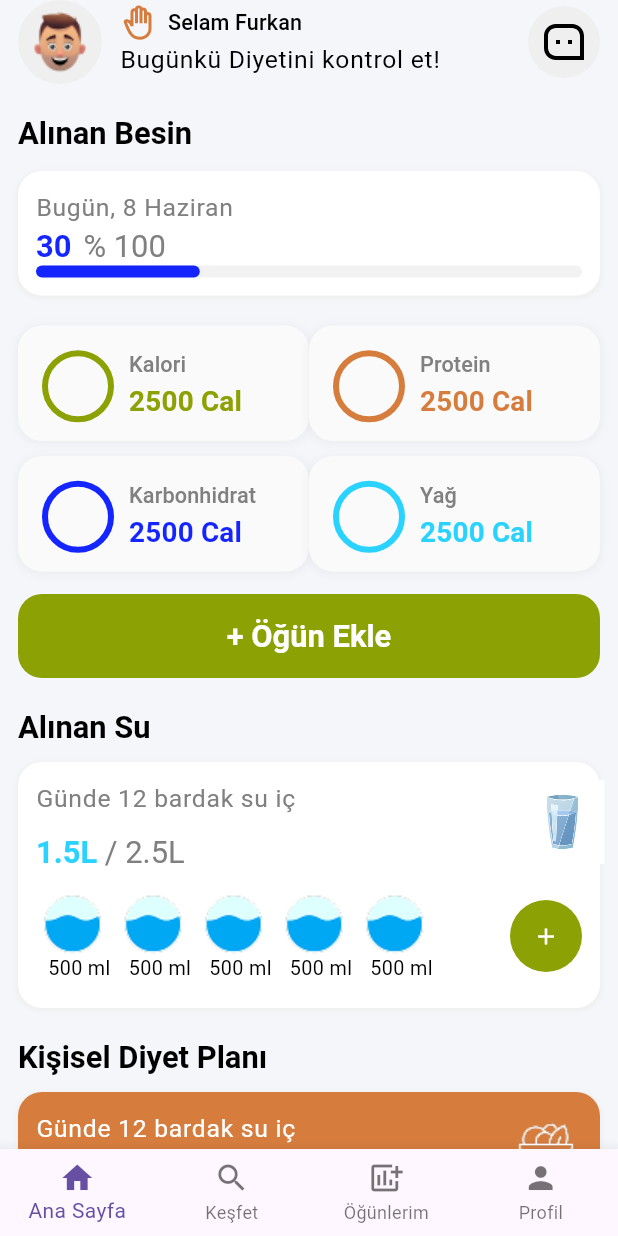
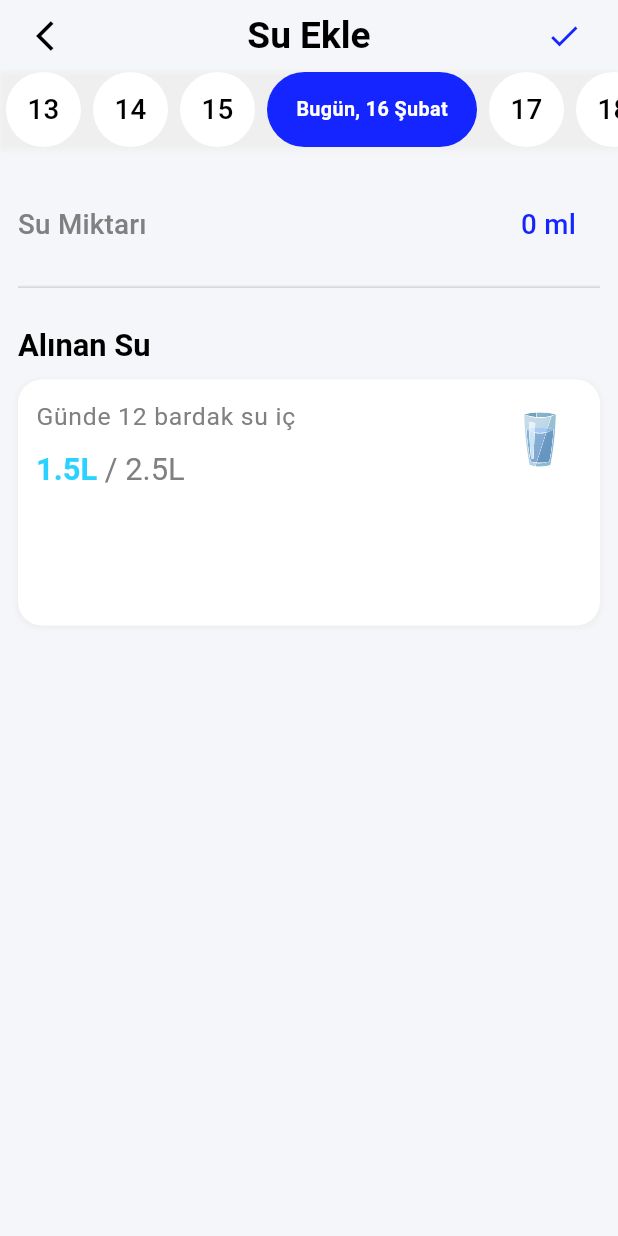
Before and after one commit to codriot/zenofit-mobile, a Flutter app: the HomeView screen opened by its route, after a tap on the "add" icon, on a phone screen of 412 x 824 dp. Run offline on Flutter 3.47's test engine with Material 3 defaults, Android fonts, the phone set to English and light mode, and no system bars; our stand-ins replace dio, firebase_auth, firebase_core, flutter_dotenv, flutter_svg, get and 3 more; missing offline and left inert: kartal; accounts and stored records are empty.

Commit message:
su ekle ekranı bitti bi sonraki yapılıcaklar: navbar ve keşfet kısımları.

```diff
--- /dev/null
+++ b/lib/bindings/views/water/add_water_binding.dart
@@ -0,0 +1,9 @@
+import 'package:get/get.dart';
+import 'package:diet_app_mobile/controller/basic/water/add_water_controller.dart';
+
+class AddWaterBinding implements Bindings {
+  @override
+  void dependencies() {
+    Get.lazyPut<AddWaterController>(() => AddWaterController());
+  }
+}
--- /dev/null
+++ b/lib/controller/basic/water/add_water_controller.dart
@@ -0,0 +1,144 @@
+import 'package:get/get.dart';
+import 'package:flutter/material.dart';
+
+class AddWaterController extends GetxController {
+  // Seçili gün için RxInt (0'dan başlayarak)
+  final RxInt selectedDayIndex = 3.obs;
+
+  // Günlerin listesi
+  final RxList<DateTime> days = <DateTime>[].obs;
+
+  // Su miktarı değerleri
+  final RxDouble currentWaterAmount = 1.5.obs;
+  final RxDouble targetWaterAmount = 2.5.obs;
+  final RxDouble waterProgress = 0.6.obs;
+
+  // Eklenen su miktarları listesi
+  final RxList<int> addedWaterAmounts = <int>[].obs;
+
+  // Manuel su girişi için controller
+  final TextEditingController manualWaterController = TextEditingController();
+
+  // Seçilebilir su miktarları
+  final List<int> waterAmounts = [100, 200, 250, 300, 350 , 400];
+
+  // Seçili miktar
+  final RxInt selectedAmount = 0.obs;
+
+  @override
+  void onInit() {
+    super.onInit();
+    _initializeDays();
+  }
+
+  @override
+  void onClose() {
+    manualWaterController.dispose();
+    super.onClose();
+  }
+
+  void _initializeDays() {
+    // Bugünün tarihinden başlayarak 7 günlük liste oluştur
+    final now = DateTime.now();
+    days.value = List.generate(
+      7,
+      (index) => now.add(Duration(days: index - 3)), // 3 gün önceden başla
+    );
+  }
+
+  // Gün seçme fonksiyonu
+  void selectDay(int index) {
+    selectedDayIndex.value = index;
+    // TODO: Seçili güne ait su verilerini yükle
+  }
+
+  // Su miktarı seçme fonksiyonu
+  void selectWaterAmount(int amount) {
+    selectedAmount.value = amount;
+    // Seçilen miktarı mevcut su miktarına ekle
+    addWater(amount);
+  }
+
+  // Manuel su ekleme fonksiyonu
+  void addManualWater() {
+    final amount = int.tryParse(manualWaterController.text);
+    if (amount != null && amount > 0) {
+      addWater(amount);
+      manualWaterController.clear();
+    } else {
+      Get.snackbar(
+        'Hata',
+        'Lütfen geçerli bir miktar giriniz',
+        snackPosition: SnackPosition.BOTTOM,
+        backgroundColor: Colors.red,
+        colorText: Colors.white,
+      );
+    }
+  }
+
+  // Su ekleme işlemi
+  void addWater(int amount) {
+    // Eklenen miktarı listeye ekle
+    addedWaterAmounts.add(amount);
+
+    // Toplam su miktarını hesapla
+    double totalAmount = 0;
+    for (var waterAmount in addedWaterAmounts) {
+      totalAmount += waterAmount / 1000; // ml'yi L'ye çevir
+    }
+
+    // Toplam miktarı güncelle
+    currentWaterAmount.value = totalAmount;
+
+    // Progress'i güncelle
+    waterProgress.value = currentWaterAmount.value / targetWaterAmount.value;
+    if (waterProgress.value > 1) waterProgress.value = 1;
+  }
+
+  // Tarih formatını döndüren fonksiyon
+  String getFormattedDate(DateTime date) {
+    final now = DateTime.now();
+    if (date.day == now.day && date.month == now.month && date.year == now.year) {
+      return 'Bugün, ${date.day} ${_getMonthName(date.month)}';
+    }
+    return '${date.day} ${_getMonthName(date.month)}';
+  }
+
+  // Ay ismini döndüren fonksiyon
+  String _getMonthName(int month) {
+    const months = [
+      'Ocak',
+      'Şubat',
+      'Mart',
+      'Nisan',
+      'Mayıs',
+      'Haziran',
+      'Temmuz',
+      'Ağustos',
+      'Eylül',
+      'Ekim',
+      'Kasım',
+      'Aralık'
+    ];
+    return months[month - 1];
+  }
+
+  void onSavePressed() {
+    if (manualWaterController.text.isNotEmpty) {
+      final amount = int.tryParse(manualWaterController.text);
+      if (amount != null && amount > 0) {
+        addWater(amount);
+        manualWaterController.clear();
+      } else {
+        Get.snackbar(
+          'Hata',
+          'Lütfen geçerli bir miktar giriniz',
+          snackPosition: SnackPosition.BOTTOM,
+          backgroundColor: Colors.red,
+          colorText: Colors.white,
+        );
+        return;
+      }
+    }
+  }
+}
--- a/lib/product/navigator/navigate_route_items.dart
+++ b/lib/product/navigator/navigate_route_items.dart
@@ -8,6 +8,7 @@ import 'package:diet_app_mobile/bindings/views/basic/onboarding/onboarding_six_b
 import 'package:diet_app_mobile/bindings/views/meal/meal_add_fast_item_binding.dart';
 import 'package:diet_app_mobile/bindings/views/meal/meal_add_filter_search_binding.dart';
 import 'package:diet_app_mobile/bindings/views/meal/meal_add_filter_search_detail_binding.dart';
+import 'package:diet_app_mobile/bindings/views/water/add_water_binding.dart';
 import 'package:diet_app_mobile/controller/basic/meal/meal_add_detail_binding.dart';
 import 'package:diet_app_mobile/views/basic/onboarding/onboarding_five_view.dart';
 import 'package:diet_app_mobile/views/basic/onboarding/onboarding_four_view.dart';
@@ -18,6 +19,7 @@ import 'package:diet_app_mobile/views/basic/onboarding/onboarding_one_view.dart'
 import 'package:diet_app_mobile/views/basic/onboarding/onboarding_two_view.dart';
 import 'package:diet_app_mobile/views/basic/register/register_view.dart';
 import 'package:diet_app_mobile/views/basic/splash/splash_view.dart';
+import 'package:diet_app_mobile/views/home/add_water_view.dart';
 import 'package:diet_app_mobile/views/home/home_view.dart';
 import 'package:diet_app_mobile/views/home/meal_add_detail_view.dart';
 import 'package:diet_app_mobile/views/home/meal_add_fast_item_view.dart';
@@ -136,6 +138,13 @@ class NavigatorRoutes {
         transition: Transition.zoom,
         transitionDuration: const Duration(milliseconds: 500),
         curve: Curves.easeInOut),
+    GetPage(
+        name: NavigateRoutesItems.addWater.withSlash,
+        page: () => const AddWaterView(),
+        binding: AddWaterBinding(),
+        transition: Transition.zoom,
+        transitionDuration: const Duration(milliseconds: 500),
+        curve: Curves.easeInOut),
 
     // GetPage(name: NavigateRoutesItems.unknown.withSlash, page: () => const UnknownScreen(),transition: Transition.cupertino,transitionDuration: const Duration(milliseconds: 500),curve: Curves.easeInOut),
     // StorageServices().loadData(StorageItems.isUserRegistered) == true ?  MainScreen() :
@@ -161,6 +170,7 @@ enum NavigateRoutesItems {
   addMealFilterSearch,
   addMealFastItem,
   addMealFilterSearchDetail,
+  addWater,
 }
 
 extension NavigateRoutesItemsExtension on NavigateRoutesItems {
--- a/lib/product/utils/page_utils/home_view_mixin.dart
+++ b/lib/product/utils/page_utils/home_view_mixin.dart
@@ -330,7 +330,10 @@ mixin HomeViewMixin {
                     ),
                     CustomElevatedButton(
                       padding: EdgeInsets.zero,
-                      onPressed: () {},
+                      onPressed: () {
+                        NavigatorController.instance.pushToPage(
+                            NavigateRoutesItems.addWater);
+                      },
                       width: 48,
                       height: 48,
                       elevation: 0,
--- /dev/null
+++ b/lib/views/home/add_water_view.dart
@@ -0,0 +1,316 @@
+import 'package:diet_app_mobile/controller/basic/water/add_water_controller.dart';
+import 'package:diet_app_mobile/product/navigator/navigator_controller.dart';
+import 'package:diet_app_mobile/product/services/icon_and_image_services.dart';
+import 'package:diet_app_mobile/product/utils/app_utils/app_general.dart';
+import 'package:diet_app_mobile/product/utils/app_utils/app_spaces..dart';
+import 'package:diet_app_mobile/product/utils/app_utils/const_utils/app_colors.dart';
+import 'package:diet_app_mobile/product/utils/app_utils/const_utils/app_duration.dart';
+import 'package:diet_app_mobile/product/utils/app_utils/const_utils/app_padding.dart';
+import 'package:diet_app_mobile/product/utils/app_utils/const_utils/app_radius.dart';
+import 'package:flutter/material.dart';
+import 'package:flutter_svg/svg.dart';
+import 'package:get/get.dart';
+
+class AddWaterView extends GetView<AddWaterController> {
+  const AddWaterView({super.key});
+
+  @override
+  Widget build(BuildContext context) {
+    return Scaffold(
+      backgroundColor: AppColor.whiteSolid.getColor(),
+      body: SafeArea(
+        child: Column(
+          children: [
+            _buildHeader(context),
+            _buildDateSelector(context),
+            Expanded(
+              child: SingleChildScrollView(
+                padding: AppPadding.instance.allNormal,
+                child: Column(
+                  crossAxisAlignment: CrossAxisAlignment.start,
+                  children: [
+                    _buildWaterAmountInput(context),
+                    AppSpaces.instance.vertical25,
+                    buildWaterIntakeSection(context),
+                  ],
+                ),
+              ),
+            ),
+          ],
+        ),
+      ),
+    );
+  }
+
+  Widget _buildHeader(BuildContext context) {
+    return Padding(
+      padding: AppPadding.instance.horizontalNormal,
+      child: Row(
+        mainAxisAlignment: MainAxisAlignment.spaceBetween,
+        children: [
+          IconButton(
+            icon: const Icon(Icons.arrow_back_ios, color: Colors.black),
+            onPressed: () => NavigatorController.instance.pop(),
+          ),
+          Expanded(
+            child: Center(
+              child: Text(
+                'Su Ekle',
+                style: context.appGeneral.textTheme.headlineMedium?.copyWith(
+                  fontWeight: FontWeight.bold,
+                ),
+              ),
+            ),
+          ),
+          IconButton(
+            icon: Icon(
+              Icons.check,
+              color: AppColor.vividBlue.getColor(),
+            ),
+            onPressed: controller.onSavePressed,
+          ),
+        ],
+      ),
+    );
+  }
+
+  Widget _buildDateSelector(BuildContext context) {
+    return Container(
+      height: 50,
+      decoration: BoxDecoration(
+        color: AppColor.transparent.getColor(),
+        boxShadow: [
+          BoxShadow(
+            color: AppColor.crystalBell.getColor(),
+            spreadRadius: 1,
+            blurRadius: 2,
+            offset: const Offset(0, 1),
+          ),
+        ],
+      ),
+      child: ListView.builder(
+        scrollDirection: Axis.horizontal,
+        itemCount: controller.days.length,
+        itemBuilder: (context, index) {
+          final date = controller.days[index];
+          return Padding(
+            padding: const EdgeInsets.symmetric(horizontal: 4),
+            child: Obx(() {
+              final isSelected = controller.selectedDayIndex.value == index;
+              return InkWell(
+                onTap: () => controller.selectDay(index),
+                child: AnimatedContainer(
+                  duration: AppDuration.instance.durationFast,
+                  curve: Curves.easeInOut,
+                  width: isSelected ? 140 : 50,
+                  decoration: BoxDecoration(
+                    color: isSelected
+                        ? AppColor.vividBlue.getColor()
+                        : AppColor.white.getColor(),
+                    borderRadius: AppRadius.instance.largeBorderRadius,
+                    boxShadow: [
+                      BoxShadow(
+                        color: AppColor.crystalBell.getColor(),
+                        spreadRadius: 1,
+                        blurRadius: 2,
+                        offset: const Offset(0, 1),
+                      ),
+                    ],
+                  ),
+                  child: Center(
+                    child: isSelected
+                        ? Padding(
+                            padding: AppPadding.instance.horizontalNormal,
+                            child: Text(
+                              controller.getFormattedDate(date),
+                              overflow: TextOverflow.ellipsis,
+                              style: context.appGeneral.textTheme.bodyMedium
+                                  ?.copyWith(
+                                fontWeight: FontWeight.bold,
+                                color: AppColor.white.getColor(),
+                                overflow: TextOverflow.ellipsis,
+                              ),
+                            ),
+                          )
+                        : Text(
+                            date.day.toString(),
+                            style: context.appGeneral.textTheme.titleMedium
+                                ?.copyWith(
+                              color: AppColor.black.getColor(),
+                              fontWeight: FontWeight.w500,
+                            ),
+                          ),
+                  ),
+                ),
+              );
+            }),
+          );
+        },
+      ),
+    );
+  }
+
+  Widget buildWaterIntakeSection(BuildContext context) {
+    return Column(
+      crossAxisAlignment: CrossAxisAlignment.start,
+      children: [
+        Text('Alınan Su',
+            style: context.appGeneral.textTheme.titleLarge
+                ?.copyWith(fontWeight: FontWeight.bold)),
+        AppSpaces.instance.vertical10,
+        Container(
+          padding: AppPadding.instance.allNormal,
+          decoration: BoxDecoration(
+            color: AppColor.white.getColor(),
+            borderRadius: AppRadius.instance.halfBorderRadius,
+            boxShadow: [
+              BoxShadow(
+                color: AppColor.crystalBell.getColor(),
+                spreadRadius: 1,
+                blurRadius: 2,
+                offset: const Offset(0, 1),
+              ),
+            ],
+          ),
+          child: Row(
+            mainAxisAlignment: MainAxisAlignment.spaceBetween,
+            crossAxisAlignment: CrossAxisAlignment.start,
+            children: [
+              Column(
+                crossAxisAlignment: CrossAxisAlignment.start,
+                children: [
+                  Text(
+                    'Günde 12 bardak su iç',
+                    style: context.appGeneral.textTheme.bodyLarge
+                        ?.copyWith(color: AppColor.grey.getColor()),
+                  ),
+                  AppSpaces.instance.vertical10,
+                  Obx(() => Row(
+                    children: [
+                      Text(
+                        '${controller.currentWaterAmount.value}L',
+                        style:
+                            context.appGeneral.textTheme.titleLarge?.copyWith(
+                          fontWeight: FontWeight.bold,
+                          color: AppColor.vaporwaweBlue.getColor(),
+                        ),
+                      ),
+                      Text(
+                        ' / ${controller.targetWaterAmount.value}L',
+                        style: context.appGeneral.textTheme.titleLarge
+                            ?.copyWith(color: AppColor.grey.getColor()),
+                      ),
+                    ],
+                  )),
+                  AppSpaces.instance.vertical15,
+                  SizedBox(
+                    height: 64,
+                    width: Get.width - 120,
+                    child: Obx(() {
+                      if (controller.addedWaterAmounts.isEmpty) {
+                        return const SizedBox(); // Boş liste durumunda boş widget döndür
+                      }
+                      return ListView.builder(
+                        scrollDirection: Axis.horizontal,
+                        itemCount: controller.addedWaterAmounts.length,
+                        itemBuilder: (context, index) {
+                          return Padding(
+                            padding: const EdgeInsets.only(right: 4),
+                            child: Column(
+                              children: [
+                                Image.asset(
+                                  AppIconUtility.getIconPath(
+                                    "water-circle",
+                                    format: IconFormat.png,
+                                  ),
+                                  height: 40,
+                                ),
+                                Padding(
+                                  padding: AppPadding.instance.leftSmall,
+                                  child: Text(
+                                    '${controller.addedWaterAmounts[index]} ml',
+                                    style: context.appGeneral.textTheme.bodyMedium
+                                        ?.copyWith(
+                                            color: AppColor.black.getColor()),
+                                  ),
+                                ),
+                              ],
+                            ),
+                          );
+                        },
+                      );
+                    }),
+                  )
+                ],
+              ),
+              Padding(
+                padding: AppPadding.instance.bottomNormal,
+                child: SvgPicture.asset(
+                  AppIconUtility.getIconPath(
+                    "water-glass",
+                    format: IconFormat.svg,
+                  ),
+                  height: 56,
+                ),
+              )
+            ],
+          ),
+        ),
+      ],
+    );
+  }
+
+  Widget _buildWaterAmountInput(BuildContext context) {
+    return Column(
+      crossAxisAlignment: CrossAxisAlignment.start,
+      children: [
+        Container(
+          width: double.infinity,
+          padding: const EdgeInsets.symmetric(vertical: 16),
+          decoration: BoxDecoration(
+            border: Border(
+              bottom: BorderSide(
+                color: AppColor.crystalBell.getColor(),
+                width: 1,
+              ),
+            ),
+          ),
+          child: Row(
+            mainAxisAlignment: MainAxisAlignment.spaceBetween,
+            children: [
+              Text(
+                'Su Miktarı',
+                style: context.appGeneral.textTheme.titleMedium?.copyWith(
+                  color: AppColor.grey.getColor(),
+                ),
+              ),
+              Expanded(
+                child: TextField(
+                  controller: controller.manualWaterController,
+                  keyboardType: TextInputType.number,
+                  textAlign: TextAlign.end,
+                  style: context.appGeneral.textTheme.titleMedium?.copyWith(
+                    color: AppColor.vividBlue.getColor(),
+                    fontWeight: FontWeight.bold,
+                  ),
+                  decoration: InputDecoration(
+                    hintText: '0 ml',
+                    hintStyle: context.appGeneral.textTheme.titleMedium?.copyWith(
+                      color: AppColor.vividBlue.getColor(),
+                    ),
+                    border: InputBorder.none,
+                    contentPadding: const EdgeInsets.symmetric(horizontal: 16),
+                  ),
+                ),
+              ),
+            ],
+          ),
+        ),
+        Divider(
+          color: AppColor.black12.getColor(),
+          height: 1,
+        ),
+      ],
+    );
+  }
+}
```
